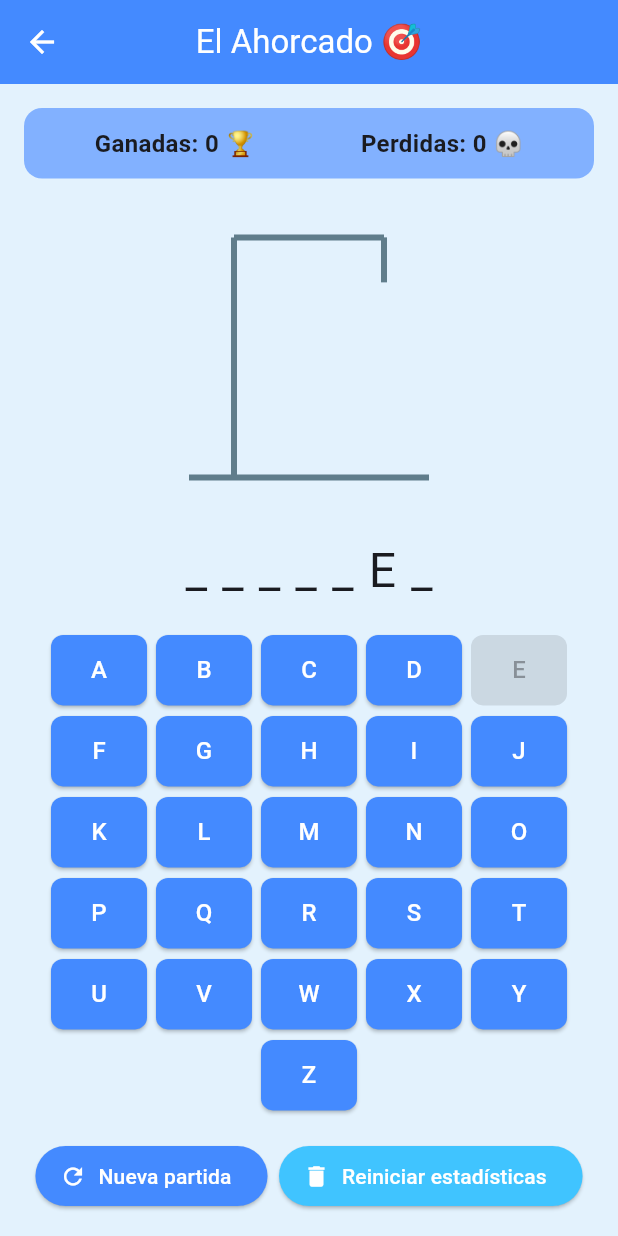
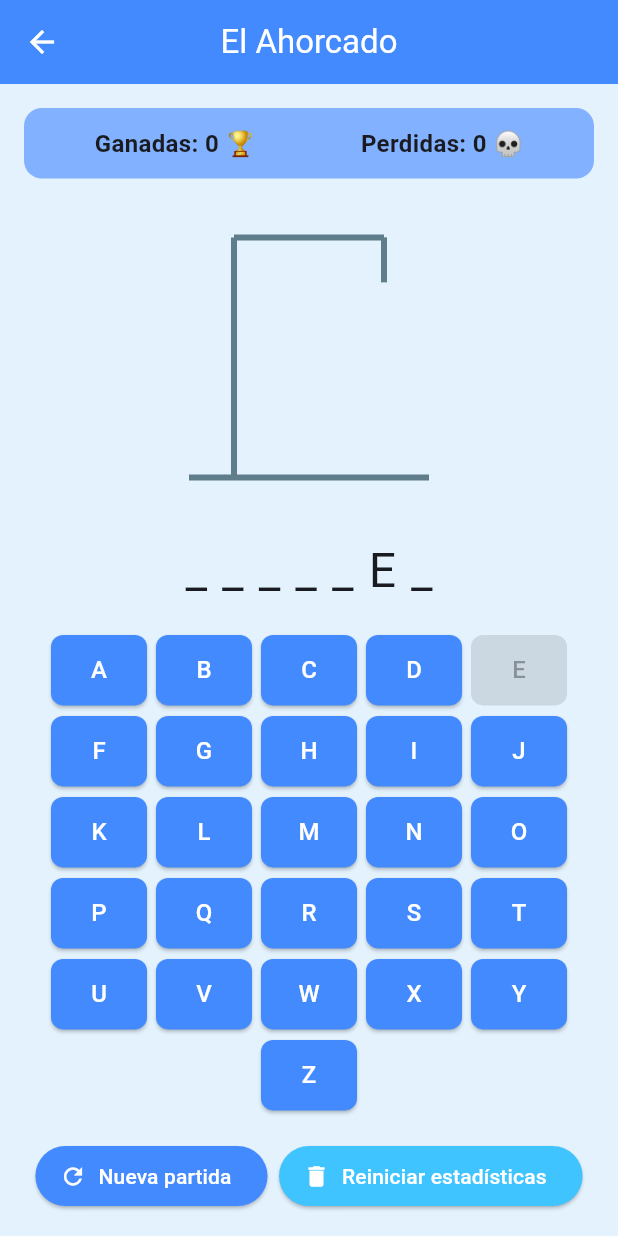
Before and after one commit to jesussimancasunimet/Micro-Proyecto---Jesus-Simancas-Corina-Lynch-, a Flutter app: the PantallaAhorcado screen opened directly, after a tap on an icon or button, on a phone screen of 412 x 824 dp. Run offline on Flutter 3.47's test engine with Material 3 defaults, Android fonts, the phone set to English and light mode, and no system bars; our stand-ins replace shared_preferences; accounts and stored records are empty; Roboto replaces fonts that are missing (Arial).

Commit message:
Cambiando titulo

```diff
--- a/lib/main.dart
+++ b/lib/main.dart
@@ -263,7 +263,7 @@ class _PantallaAhorcadoState extends State<PantallaAhorcado> {
     return Scaffold(
       backgroundColor: Colors.blue.shade50,
       appBar: AppBar(
-        title: const Text('El Ahorcado 🎯'),
+        title: const Text('El Ahorcado'),
         centerTitle: true,
         backgroundColor: Colors.blueAccent,
         foregroundColor: Colors.white,
```
